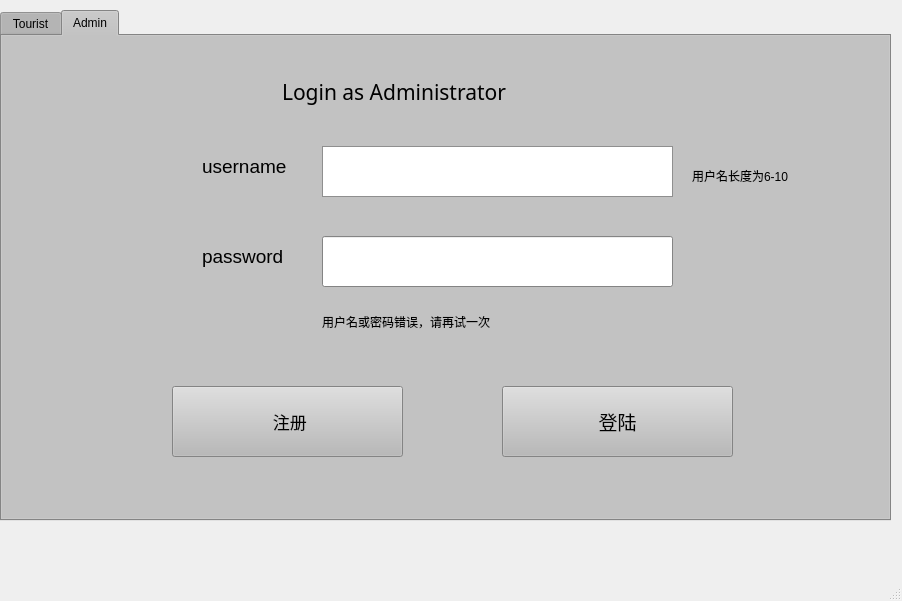
Old version of the form SBSystemBackup/mainwindow.ui in the repository iceboundx/SBSystem.
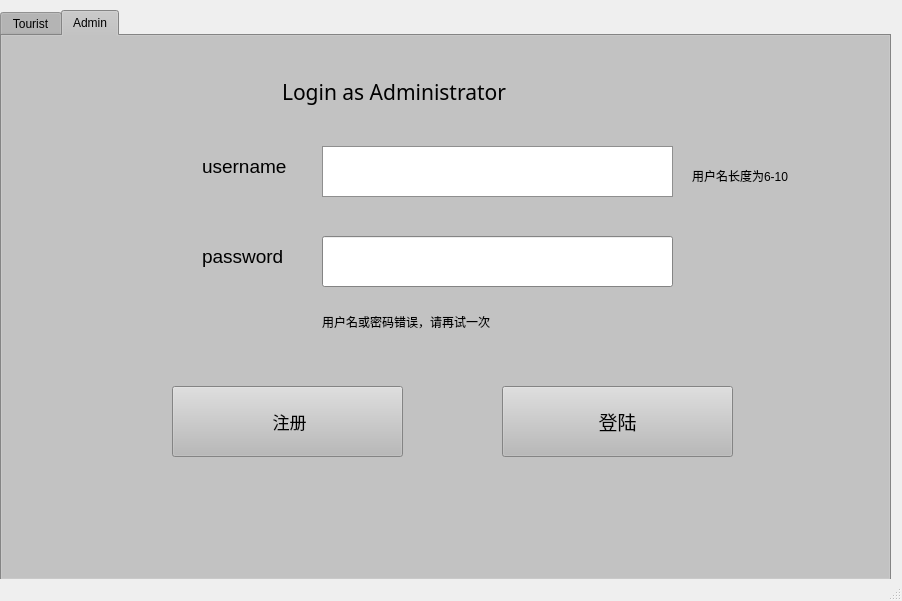
New version of the form. The open tabs and pages were chosen to show the change.

```diff
--- a/SBSystemBackup/mainwindow.ui
+++ b/SBSystemBackup/mainwindow.ui
@@ -23,7 +23,7 @@
       <x>0</x>
       <y>10</y>
       <width>891</width>
-      <height>511</height>
+      <height>571</height>
      </rect>
     </property>
     <property name="palette">
@@ -614,6 +614,7 @@
       </property>
       <property name="font">
        <font>
+        <family>微软雅黑</family>
         <pointsize>13</pointsize>
        </font>
       </property>
```
Left out of the diff: 5 changed lines with no effect on the pictures.
